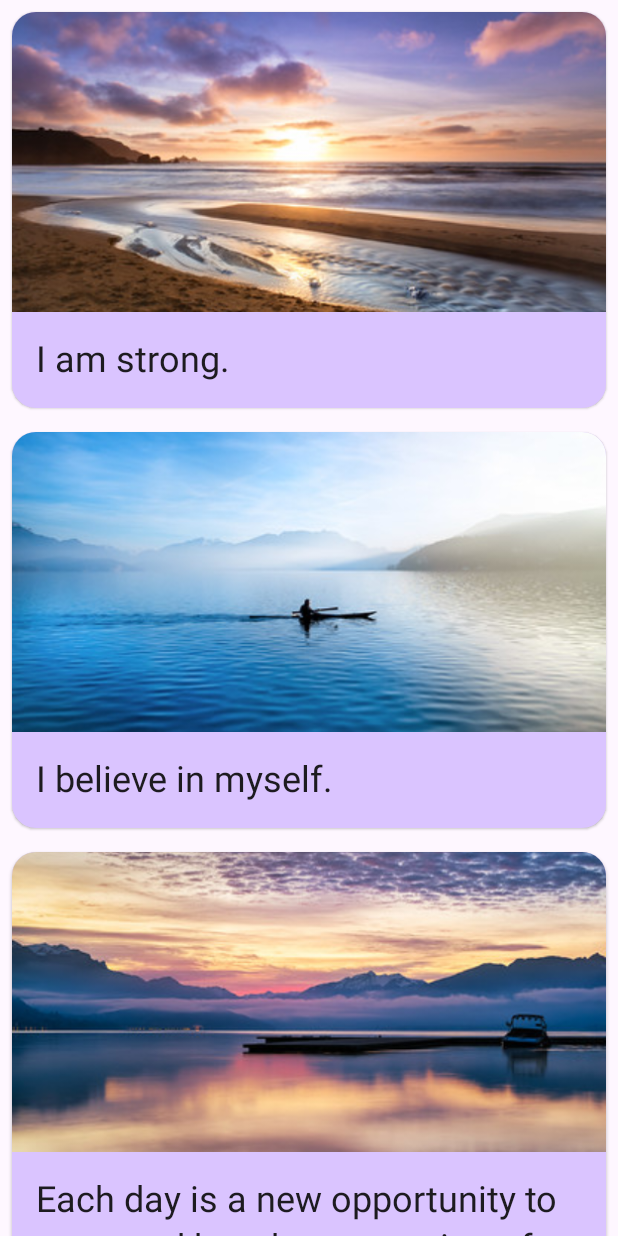
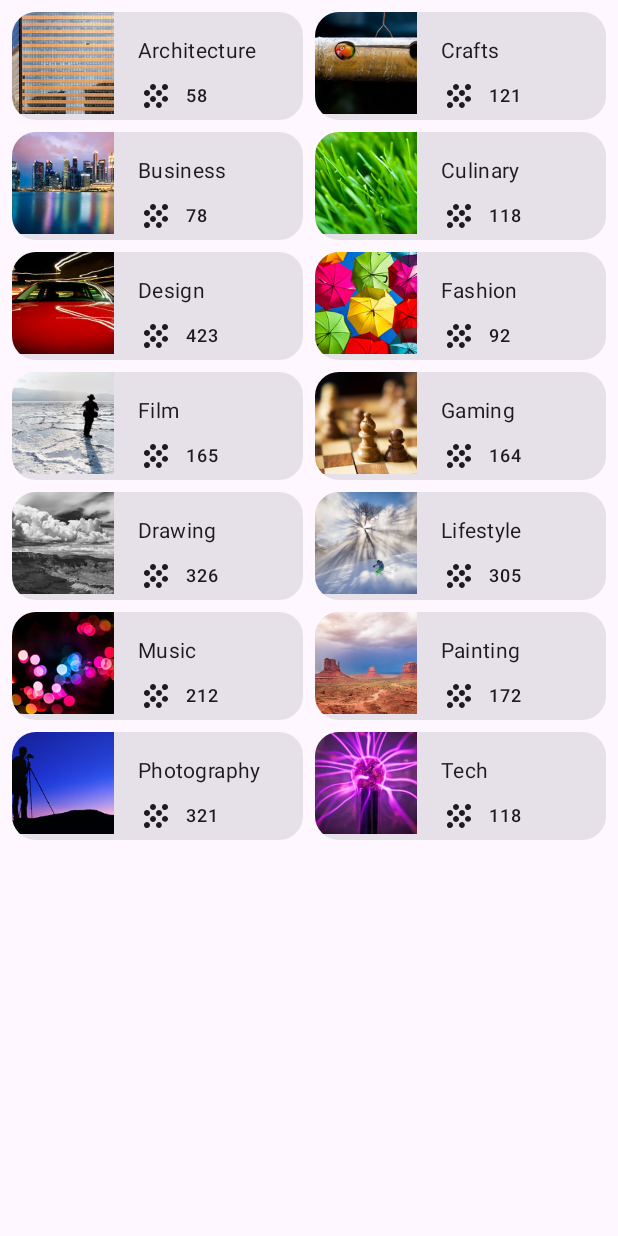
Before and after one commit to shalatan/ComposePlayground, an Android app built with Jetpack Compose: the screen it shows after launch (AffirmationApp before the commit, TopicsApp after it), on a phone screen of 412 x 824 dp. Run offline under Robolectric (Android 15) with nearby library versions, the phone set to English and light mode, and no system bars.

Commit message:
TopicsApp [lazyXGrid]

```diff
--- a/app/build.gradle
+++ b/app/build.gradle
@@ -5,12 +5,12 @@ plugins {
 
 android {
     namespace 'com.example.myapplication'
-    compileSdk 32
+    compileSdk 33
 
     defaultConfig {
         applicationId "com.example.myapplication"
         minSdk 21
-        targetSdk 32
+        targetSdk 33
         versionCode 1
         versionName "1.0"
 
@@ -55,10 +55,13 @@ dependencies {
     implementation "androidx.compose.ui:ui-tooling-preview:$compose_ui_version"
     implementation 'androidx.compose.material:material:1.1.1'
     implementation 'androidx.compose.material3:material3:1.0.0-alpha02'
+    implementation platform('androidx.compose:compose-bom:2022.10.00')
+    implementation 'androidx.compose.ui:ui-graphics'
     testImplementation 'junit:junit:4.13.2'
     androidTestImplementation 'androidx.test.ext:junit:1.1.5'
     androidTestImplementation 'androidx.test.espresso:espresso-core:3.5.1'
     androidTestImplementation "androidx.compose.ui:ui-test-junit4:$compose_ui_version"
+    androidTestImplementation platform('androidx.compose:compose-bom:2022.10.00')
     debugImplementation "androidx.compose.ui:ui-tooling:$compose_ui_version"
     debugImplementation "androidx.compose.ui:ui-test-manifest:$compose_ui_version"
     implementation "androidx.compose.material:material-icons-extended:$compose_ui_version"
--- a/app/src/main/AndroidManifest.xml
+++ b/app/src/main/AndroidManifest.xml
@@ -13,7 +13,7 @@
         android:theme="@style/Theme.MyApplication"
         tools:targetApi="31">
         <activity
-            android:name=".unit3.AffirmationApp"
+            android:name=".unit3.TopicsApp"
             android:exported="true"
             android:label="@string/app_name"
             android:theme="@style/Theme.MyApplication">
--- /dev/null
+++ b/app/src/main/java/com/example/myapplication/unit3/TopicsApp.kt
@@ -0,0 +1,152 @@
+package com.example.myapplication.unit3
+
+import android.os.Bundle
+import androidx.activity.ComponentActivity
+import androidx.activity.compose.setContent
+import androidx.annotation.DrawableRes
+import androidx.annotation.StringRes
+import androidx.compose.foundation.Image
+import androidx.compose.foundation.layout.Arrangement
+import androidx.compose.foundation.layout.Column
+import androidx.compose.foundation.layout.Row
+import androidx.compose.foundation.layout.fillMaxSize
+import androidx.compose.foundation.layout.fillMaxWidth
+import androidx.compose.foundation.layout.padding
+import androidx.compose.foundation.layout.size
+import androidx.compose.foundation.lazy.grid.GridCells
+import androidx.compose.foundation.lazy.grid.GridItemSpan
+import androidx.compose.foundation.lazy.grid.LazyVerticalGrid
+import androidx.compose.foundation.lazy.grid.items
+import androidx.compose.foundation.shape.RoundedCornerShape
+import androidx.compose.material3.Card
+import androidx.compose.material3.Icon
+import androidx.compose.material3.MaterialTheme
+import androidx.compose.material3.Surface
+import androidx.compose.material3.Text
+import androidx.compose.runtime.Composable
+import androidx.compose.ui.Alignment
+import androidx.compose.ui.Modifier
+import androidx.compose.ui.res.painterResource
+import androidx.compose.ui.res.stringResource
+import androidx.compose.ui.tooling.preview.Preview
+import androidx.compose.ui.unit.dp
+import com.example.myapplication.R
+import com.example.myapplication.ui.theme.MyApplicationTheme
+
+data class Topic(
+    @StringRes val name: Int,
+    val point: Int,
+    @DrawableRes val image: Int
+)
+
+object TopicDataSource {
+    val topics = listOf(
+        Topic(R.string.architecture, 58, R.drawable.architecture),
+        Topic(R.string.crafts, 121, R.drawable.crafts),
+        Topic(R.string.business, 78, R.drawable.business),
+        Topic(R.string.culinary, 118, R.drawable.culinary),
+        Topic(R.string.design, 423, R.drawable.design),
+        Topic(R.string.fashion, 92, R.drawable.fashion),
+        Topic(R.string.film, 165, R.drawable.film),
+        Topic(R.string.gaming, 164, R.drawable.gaming),
+        Topic(R.string.drawing, 326, R.drawable.drawing),
+        Topic(R.string.lifestyle, 305, R.drawable.lifestyle),
+        Topic(R.string.music, 212, R.drawable.music),
+        Topic(R.string.painting, 172, R.drawable.painting),
+        Topic(R.string.photography, 321, R.drawable.photography),
+        Topic(R.string.tech, 118, R.drawable.tech)
+    )
+}
+
+class TopicsApp : ComponentActivity() {
+    override fun onCreate(savedInstanceState: Bundle?) {
+        super.onCreate(savedInstanceState)
+        setContent {
+            MyApplicationTheme {
+                // A surface container using the 'background' color from the theme
+                Surface(
+                    modifier = Modifier.fillMaxSize(),
+                    color = MaterialTheme.colorScheme.background
+                ) {
+                    TopicsScreen()
+                }
+            }
+        }
+    }
+}
+
+@Composable
+fun TopicsScreen() {
+    TopicsRecyclerView(
+        topics = TopicDataSource.topics,
+        modifier = Modifier.padding(8.dp)
+    )
+}
+
+@Composable
+fun TopicsRecyclerView(topics: List<Topic>, modifier: Modifier = Modifier) {
+    GridItemSpan(2)
+    LazyVerticalGrid(
+        columns = GridCells.Fixed(2),
+        verticalArrangement = Arrangement.spacedBy(8.dp),
+        horizontalArrangement = Arrangement.spacedBy(8.dp),
+        modifier = modifier
+    ) {
+        items(topics) { topic ->
+            TopicsCard(topic = topic, modifier = Modifier)
+        }
+    }
+}
+
+@Composable
+fun TopicsCard(topic: Topic, modifier: Modifier = Modifier) {
+    Card(
+        shape = RoundedCornerShape(16.dp),
+        modifier = modifier
+    ) {
+        Row(modifier = Modifier.fillMaxWidth()) {
+            Image(
+                painter = painterResource(id = topic.image),
+                contentDescription = stringResource(
+                    id = topic.name
+                ),
+                modifier = Modifier.size(68.dp)
+            )
+            Column(
+                modifier = Modifier.padding(
+                    top = 16.dp,
+                    start = 16.dp,
+                    end = 16.dp,
+                    bottom = 4.dp
+                )
+            ) {
+                Text(
+                    text = stringResource(id = topic.name),
+                    style = MaterialTheme.typography.bodyMedium
+                )
+                Row(
+                    modifier = Modifier.padding(top = 8.dp),
+                    verticalAlignment = Alignment.CenterVertically
+                ) {
+                    Icon(
+                        painter = painterResource(id = R.drawable.ic_grain),
+                        contentDescription = null
+                    )
+                    Text(
+                        text = topic.point.toString(),
+                        style = MaterialTheme.typography.labelMedium,
+                        modifier = Modifier.padding(start = 8.dp)
+                    )
+                }
+            }
+        }
+    }
+}
+
+@Preview(showBackground = true)
+@Composable
+fun GreetingPreview() {
+    MyApplicationTheme {
+        TopicsScreen()
+    }
+}
--- /dev/null
+++ b/app/src/main/res/drawable/ic_grain.xml
@@ -0,0 +1,24 @@
+<?xml version="1.0" encoding="utf-8"?>
+<!--
+  Copyright 2020 The Android Open Source Project
+
+  Licensed under the Apache License, Version 2.0 (the "License"); you may not use this file except
+  in compliance with the License. You may obtain a copy of the License at
+
+  http://www.apache.org/licenses/LICENSE-2.0
+
+  Unless required by applicable law or agreed to in writing, software distributed under the License
+  is distributed on an "AS IS" BASIS, WITHOUT WARRANTIES OR CONDITIONS OF ANY KIND, either express
+  or implied. See the License for the specific language governing permissions and limitations under
+  the License.
+  -->
+<vector
+    xmlns:android="http://schemas.android.com/apk/res/android"
+    android:width="24dp"
+    android:height="24dp"
+    android:viewportWidth="24"
+    android:viewportHeight="24">
+  <path
+      android:pathData="M9.98,3.98C11.06,3.98 12,4.92 12,6s-0.94,2.02 -2.02,2.02A2.02,2.02 0,0 1,8.02 6c0,-1.08 0.89,-2.02 1.96,-2.02zM14.02,8.02c1.07,0 1.96,0.89 1.96,1.96 0,1.08 -0.89,2.02 -1.96,2.02A2.06,2.06 0,0 1,12 9.98c0,-1.07 0.94,-1.96 2.02,-1.96zM18,12c1.08,0 2.02,0.94 2.02,2.02a2.02,2.02 0,0 1,-4.03 0c0,-1.08 0.93,-2.02 2.01,-2.02zM14.02,15.98a2.02,2.02 0,0 1,0 4.03A2.06,2.06 0,0 1,12 18c0,-1.08 0.94,-2.02 2.02,-2.02zM18,8.02A2.06,2.06 0,0 1,15.98 6c0,-1.08 0.94,-2.02 2.02,-2.02s2.02,0.94 2.02,2.02 -0.94,2.02 -2.02,2.02zM6,15.98c1.08,0 2.02,0.94 2.02,2.02S7.08,20.02 6,20.02A2.06,2.06 0,0 1,3.98 18c0,-1.08 0.94,-2.02 2.02,-2.02zM6,8.02c1.08,0 2.02,0.89 2.02,1.96C8.02,11.06 7.08,12 6,12a2.06,2.06 0,0 1,-2.02 -2.02c0,-1.07 0.94,-1.96 2.02,-1.96zM9.98,12c1.08,0 2.02,0.94 2.02,2.02 0,1.07 -0.94,1.96 -2.02,1.96 -1.07,0 -1.96,-0.89 -1.96,-1.96 0,-1.08 0.89,-2.02 1.96,-2.02z"
+      android:fillColor="#fff"/>
+</vector>
--- a/app/src/main/res/values/strings.xml
+++ b/app/src/main/res/values/strings.xml
@@ -47,4 +47,20 @@
     <string name="affirmation8">I have the courage to follow my heart.</string>
     <string name="affirmation9">Things will unfold at precisely the right time.</string>
     <string name="affirmation10">I will be present in all the moments that this day brings.</string>
+
+    <string name="architecture">Architecture</string>
+    <string name="crafts">Crafts</string>
+    <string name="business">Business</string>
+    <string name="culinary">Culinary</string>
+    <string name="design">Design</string>
+    <string name="fashion">Fashion</string>
+    <string name="film">Film</string>
+    <string name="gaming">Gaming</string>
+    <string name="drawing">Drawing</string>
+    <string name="lifestyle">Lifestyle</string>
+    <string name="music">Music</string>
+    <string name="painting">Painting</string>
+    <string name="photography">Photography</string>
+    <string name="tech">Tech</string>
+    <string name="title_activity_topics_app">TopicsApp</string>
 </resources>
```
Also changed, not shown: app/src/main/res/drawable/architecture.jpg (added), app/src/main/res/drawable/business.jpg (added), app/src/main/res/drawable/crafts.jpg (added), app/src/main/res/drawable/culinary.jpg (added), app/src/main/res/drawable/design.jpg (added), app/src/main/res/drawable/drawing.jpg (added), app/src/main/res/drawable/fashion.jpg (added), app/src/main/res/drawable/film.jpg (added), app/src/main/res/drawable/gaming.jpg (added), app/src/main/res/drawable/lifestyle.jpg (added), app/src/main/res/drawable/music.jpg (added), app/src/main/res/drawable/painting.jpg (added), app/src/main/res/drawable/photography.jpg (added), app/src/main/res/drawable/tech.jpg (added), 1 other file.
